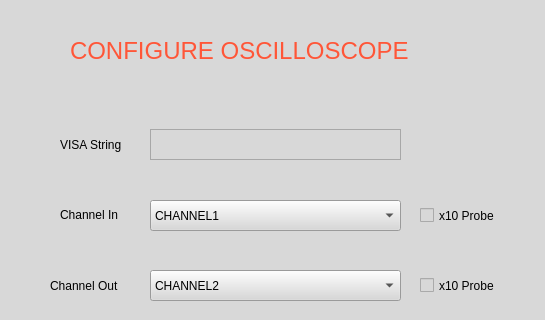
Before: the Qt Designer form BodeManagement/UIManagement/configureOsc.ui in scheinpablo/AutoBodeGenerator-TIVisa, drawn with Qt 5; both pictures show x 0 to 545 and y 0 to 320 of the 545 by 499 pixel window.
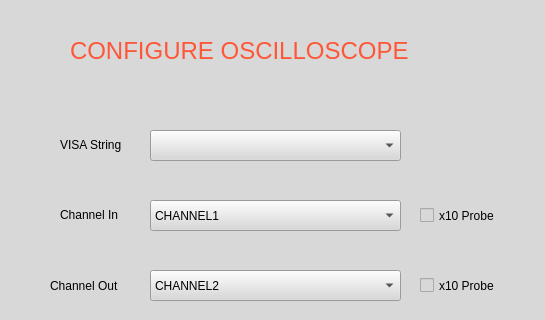
After: the same form once the commit is applied.

```diff
--- a/BodeManagement/UIManagement/configureOsc.ui
+++ b/BodeManagement/UIManagement/configureOsc.ui
@@ -56,16 +56,6 @@
      <string>VISA String</string>
     </property>
    </widget>
-   <widget class="QTextEdit" name="visaStringOsc">
-    <property name="geometry">
-     <rect>
-      <x>150</x>
-      <y>129</y>
-      <width>251</width>
-      <height>31</height>
-     </rect>
-    </property>
-   </widget>
    <widget class="QLabel" name="label_3">
     <property name="geometry">
      <rect>
@@ -223,6 +213,16 @@
      <string>BACK</string>
     </property>
    </widget>
+   <widget class="QComboBox" name="visaStringOsc">
+    <property name="geometry">
+     <rect>
+      <x>150</x>
+      <y>130</y>
+      <width>251</width>
+      <height>31</height>
+     </rect>
+    </property>
+   </widget>
   </widget>
   <widget class="QStatusBar" name="statusbar"/>
  </widget>
```
